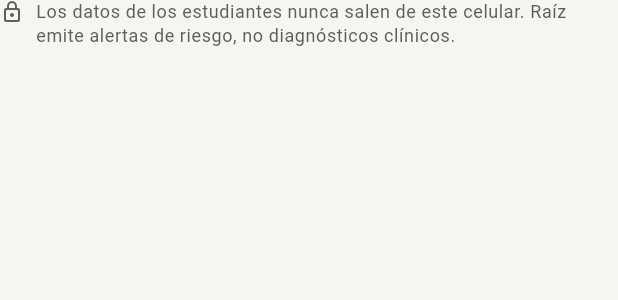
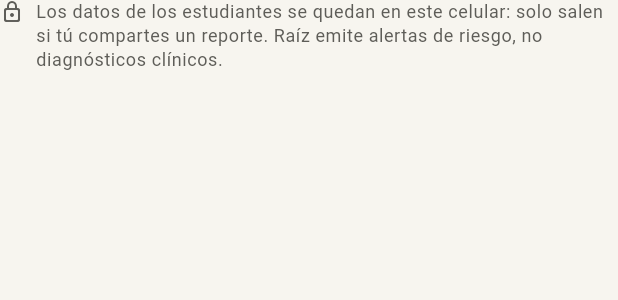
Before and after one commit to IamCris0/raiz-hackaton2026, a Flutter app: the _NotaEtica widget shown alone on an empty page, opened directly, on a phone screen of 412 x 824 dp. Shown: the top 300 px of the screen. Run offline on Flutter 3.47's test engine with Material 3 defaults, Android fonts, the phone set to English and light mode, and no system bars; our stand-ins replace connectivity_plus, fl_chart, image_picker, share_plus, sqflite; missing offline and left inert: google_mlkit_text_recognition; accounts and stored records are empty.

Commit message:
fix(inicio): la nota de privacidad decía que los datos nunca salen
Con el botón de compartir reporte, los datos sí pueden salir del celular
cuando el docente lo decide. La nota ahora lo dice así, para no
prometer algo que la app no cumple.

Co-Authored-By: Claude Opus 5.5 <noreply@anthropic.com>

```diff
--- a/lib/modules/modulo3_dashboard/db/app_database.dart
+++ b/lib/modules/modulo3_dashboard/db/app_database.dart
@@ -50,7 +50,8 @@ class AppDatabase {
   }
 
   /// La imagen analizada se guarda como archivo en la carpeta privada de la
-  /// app (no en SQLite, para que la base no crezca) y nunca sale del celular.
+  /// app (no en SQLite, para que la base no crezca). Solo sale del celular
+  /// si el docente comparte un reporte.
   static Future<int> guardar(RegistroEstudiante registro, {Uint8List? vista}) async {
     final db = await _open();
     String? ruta;
--- a/lib/shared/widgets/home_screen.dart
+++ b/lib/shared/widgets/home_screen.dart
@@ -443,8 +443,8 @@ class _NotaEtica extends StatelessWidget {
         const SizedBox(width: 8),
         Expanded(
           child: Text(
-            'Los datos de los estudiantes nunca salen de este celular. '
-            'Raíz emite alertas de riesgo, no diagnósticos clínicos.',
+            'Los datos de los estudiantes se quedan en este celular: solo salen '
+            'si tú compartes un reporte. Raíz emite alertas de riesgo, no diagnósticos clínicos.',
             style: Theme.of(context).textTheme.bodySmall,
           ),
         ),
```
